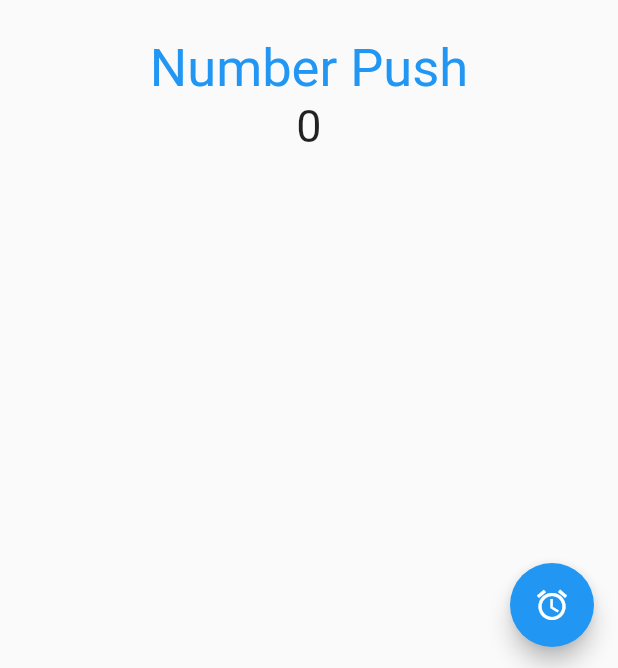
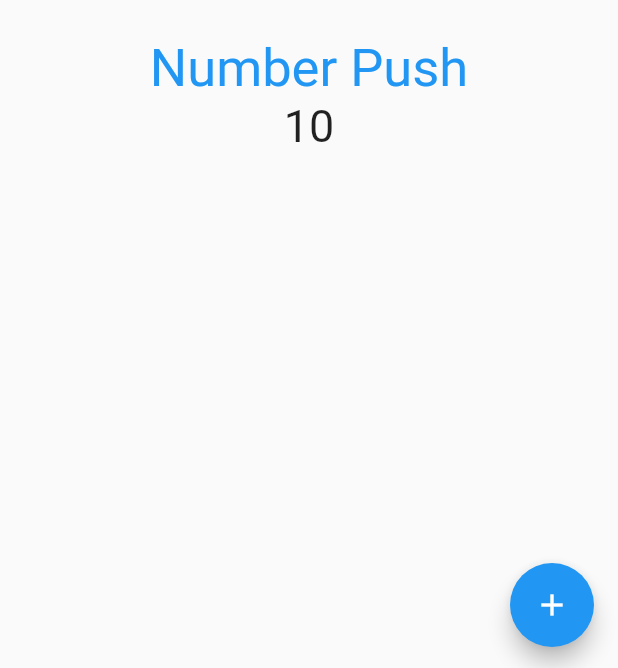
Before and after one commit to luispayaresj/flutter_practice, a Flutter app: the screen it shows after launch, on a phone screen of 412 x 824 dp. Shown: the part 565-1233 px from the top of the screen. Run offline on Flutter 3.47's test engine with Material 2 defaults, Android fonts, the phone set to English and light mode, and no system bars.

Commit message:
App from scratch 005

```diff
--- a/lib/view/count_screen.dart
+++ b/lib/view/count_screen.dart
@@ -8,10 +8,9 @@ class CountScreen extends StatefulWidget {
 }
 
 class _CountScreenState extends State<CountScreen> {
+  int count = 10;
   @override
   Widget build(BuildContext context) {
-    int count = 00;
-
     return Scaffold(
       appBar: AppBar(
         title: const Text('Counter'),
@@ -23,20 +22,17 @@ class _CountScreenState extends State<CountScreen> {
           children: <Widget>[
             const Text('Number Push',
                 style: TextStyle(color: Colors.blue, fontSize: 35)),
-            // ignore: prefer_const_constructors
-            Text('$count', style: TextStyle(fontSize: 30))
+            Text('$count', style: const TextStyle(fontSize: 30))
           ],
         ),
       ),
       floatingActionButton: FloatingActionButton(
-          child: const Icon(Icons.access_alarms),
+          child: const Icon(Icons.add),
           onPressed: () {
-            showMessage();
+            setState(() {
+              count++;
+            });
           }),
     );
   }
-
-  void showMessage() {
-    print('Hi Luis, and CAR IV');
-  }
 }
```
